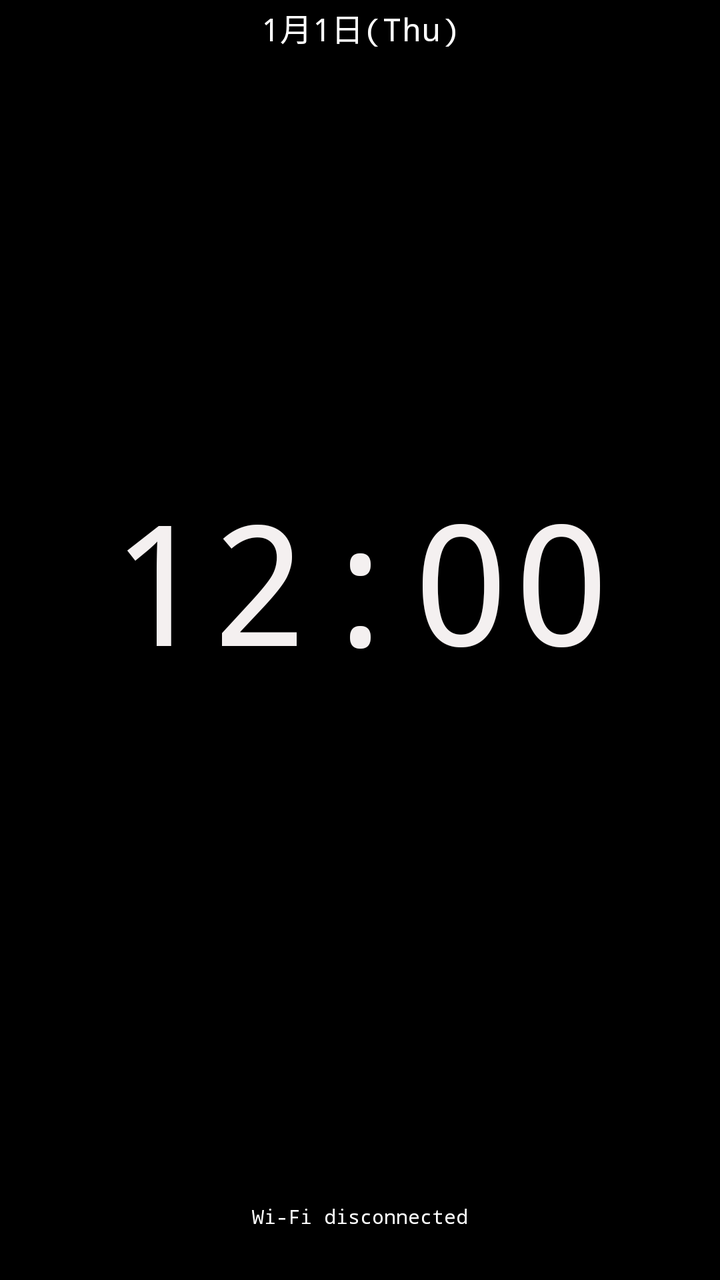
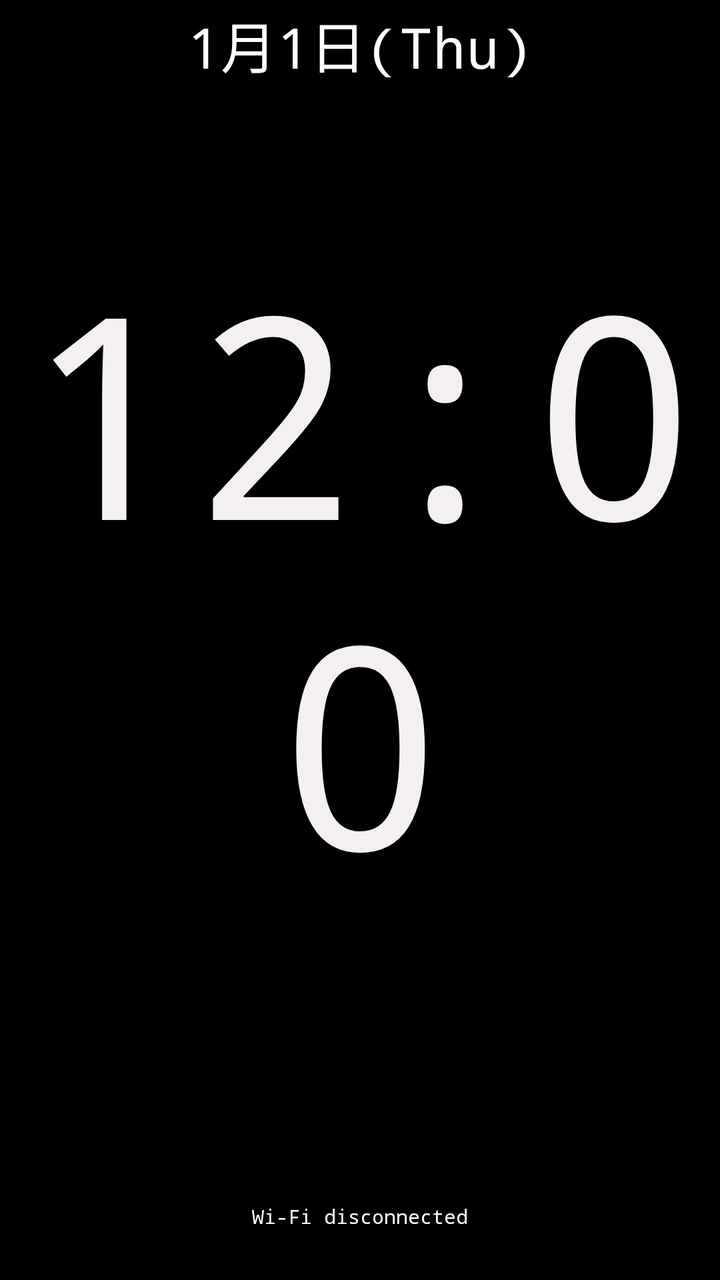

Two renders of the same Android screen: before a commit and after it. Below are the layout's source before the change and the commit's diff.
<!-- AndroidManifest.xml: application theme AppTheme -->
<!-- res/layout/agent_clock_widget.xml -->
<?xml version="1.0" encoding="utf-8"?>
<LinearLayout xmlns:android="http://schemas.android.com/apk/res/android"
    xmlns:tools="http://schemas.android.com/tools"
    android:id="@+id/agentClockRoot"
    android:layout_width="match_parent"
    android:layout_height="match_parent"
    android:background="@android:color/transparent"
    android:orientation="vertical"
    android:padding="2dp"
    android:weightSum="1.0"
    tools:ignore="SmallSp">

    <TextClock
        android:id="@+id/agentClockDate"
        android:layout_width="match_parent"
        android:layout_height="0dp"
        android:layout_weight="0.20"
        android:format12Hour="M月d日(EEE)"
        android:format24Hour="M月d日(EEE)"
        android:gravity="top|center_horizontal"
        android:includeFontPadding="false"
        android:shadowColor="#99000000"
        android:shadowDx="1"
        android:shadowDy="1"
        android:shadowRadius="2"
        android:textColor="#FFFFFFFF"
        android:textSize="16sp" />

    <TextClock
        android:id="@+id/agentClockTime"
        android:layout_width="match_parent"
        android:layout_height="0dp"
        android:layout_weight="0.52"
        android:format12Hour="h:mm"
        android:format24Hour="HH:mm"
        android:gravity="center"
        android:includeFontPadding="false"
        android:shadowColor="#99000000"
        android:shadowDx="1"
        android:shadowDy="2"
        android:shadowRadius="2"
        android:textColor="#FFF4F0F0"
        android:textSize="84sp" />

    <LinearLayout
        android:layout_width="match_parent"
        android:layout_height="0dp"
        android:layout_weight="0.28"
        android:gravity="bottom|center_horizontal"
        android:orientation="vertical">

        <TextView
            android:id="@+id/agentClockWifiInfo"
            android:layout_width="match_parent"
            android:layout_height="wrap_content"
            android:ellipsize="end"
            android:fontFamily="monospace"
            android:gravity="center_horizontal"
            android:includeFontPadding="false"
            android:maxLines="1"
            android:shadowColor="#CC000000"
            android:shadowDx="1"
            android:shadowDy="1"
            android:shadowRadius="2"
            android:text="@string/agent_clock_widget_wifi_placeholder"
            android:textColor="#FFFFFFFF"
            android:textSize="10sp" />

        <TextView
            android:id="@+id/agentClockIpInfo"
            android:layout_width="match_parent"
            android:layout_height="wrap_content"
            android:ellipsize="end"
            android:fontFamily="monospace"
            android:gravity="center_horizontal"
            android:includeFontPadding="false"
            android:maxLines="1"
            android:shadowColor="#CC000000"
            android:shadowDx="1"
            android:shadowDy="1"
            android:shadowRadius="2"
            android:textColor="#FFFFFFFF"
            android:textSize="10sp" />

        <TextView
            android:id="@+id/agentClockLocationInfo"
            android:layout_width="match_parent"
            android:layout_height="wrap_content"
            android:ellipsize="end"
            android:fontFamily="monospace"
            android:gravity="center_horizontal"
            android:includeFontPadding="false"
            android:maxLines="1"
            android:shadowColor="#CC000000"
            android:shadowDx="1"
            android:shadowDy="1"
            android:shadowRadius="2"
            android:textColor="#FFFFFFFF"
            android:textSize="10sp" />
    </LinearLayout>
</LinearLayout>
<!-- resources referenced by this layout -->
<resources>
  <string name="agent_clock_widget_wifi_placeholder">Wi-Fi disconnected</string>
  <style name="AppTheme" parent="@android:style/Theme.Material.NoActionBar">
          <item name="android:windowBackground">#000000</item>
          <item name="android:colorBackground">#000000</item>
          <item name="android:windowSplashScreenBackground">#000000</item>
          <item name="android:windowSplashScreenIconBackgroundColor">#000000</item>
          <item name="android:windowFullscreen">true</item>
          <item name="android:statusBarColor">#000000</item>
          <item name="android:navigationBarColor">#000000</item>
          <item name="android:windowLightStatusBar">false</item>
          <item name="android:fontFamily">monospace</item>
          <item name="android:colorAccent">#00E676</item>
      </style>
</resources>

<!-- the commit's change to res/layout/agent_clock_widget.xml (unified diff, before → after) -->
@@ -15,6 +15,10 @@
         android:layout_width="match_parent"
         android:layout_height="0dp"
         android:layout_weight="0.20"
+        android:autoSizeTextType="uniform"
+        android:autoSizeMinTextSize="12sp"
+        android:autoSizeMaxTextSize="28sp"
+        android:autoSizeStepGranularity="1sp"
         android:format12Hour="M月d日(EEE)"
         android:format24Hour="M月d日(EEE)"
         android:gravity="top|center_horizontal"
@@ -31,6 +35,10 @@
         android:layout_width="match_parent"
         android:layout_height="0dp"
         android:layout_weight="0.52"
+        android:autoSizeTextType="uniform"
+        android:autoSizeMinTextSize="24sp"
+        android:autoSizeMaxTextSize="144sp"
+        android:autoSizeStepGranularity="1sp"
         android:format12Hour="h:mm"
         android:format24Hour="HH:mm"
         android:gravity="center"
